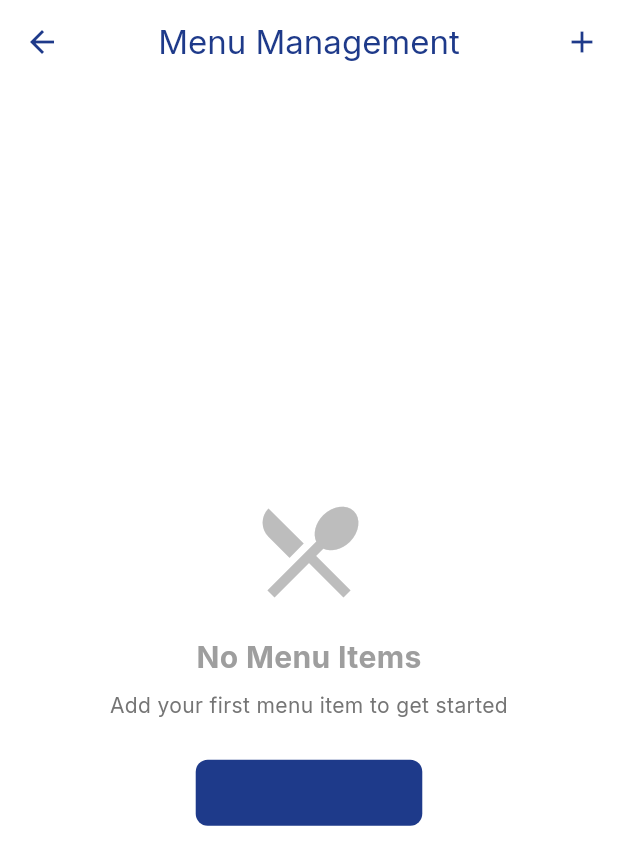
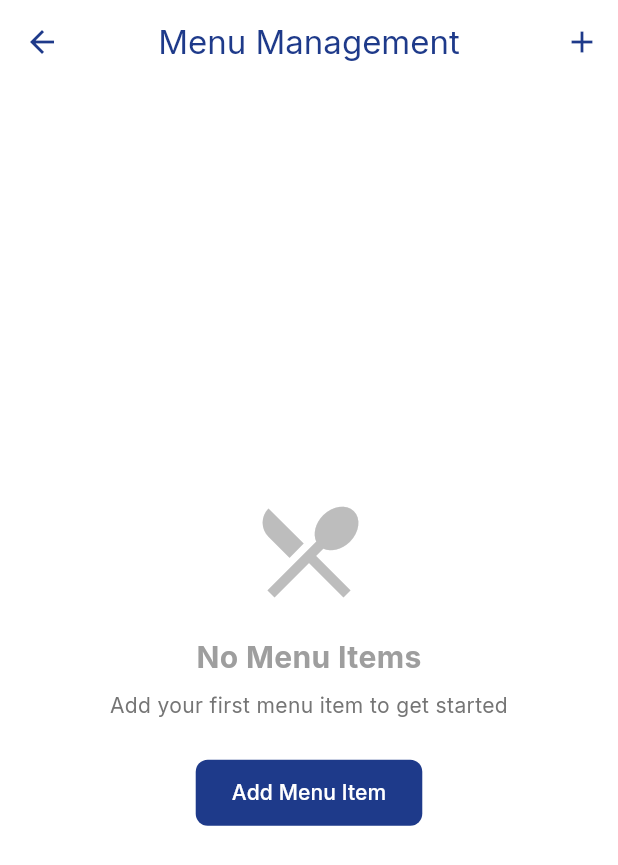
Before and after one commit to Manjil771/namaste_pms, a Flutter app: the MenuListScreen screen opened by its route, on a phone screen of 412 x 824 dp. Shown: the top 865 px of the screen. Run offline on Flutter 3.47's test engine with Material 3 defaults, Android fonts, the phone set to English and light mode, and no system bars; our stand-ins replace cached_network_image, dio, fl_chart, flutter_form_builder, flutter_riverpod, flutter_secure_storage and 4 more; accounts and stored records are empty; network calls fail.

Commit message:
added the text color for the buttons

```diff
--- a/lib/widgets/common/empty_state_widget.dart
+++ b/lib/widgets/common/empty_state_widget.dart
@@ -49,7 +49,8 @@ class EmptyStateWidget extends StatelessWidget {
                 style: ElevatedButton.styleFrom(
                   backgroundColor: AppTheme.primaryColor,
                 ),
-                child: Text(actionLabel!),
+                child: Text(actionLabel!,
+                    style: const TextStyle(color: Colors.white)),
               ),
             ],
           ],
```
